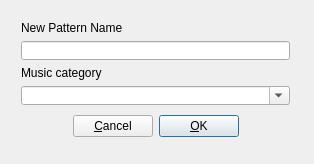
The window that gui/src/UI/PatternPropertiesDialog_UI.ui (hydrogen-music/hydrogen) describes before a commit, drawn with Qt 5.
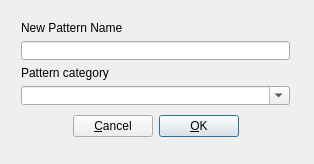
The same window after the commit.

Commit message: change music-category to pattern category

Diff of the .ui file:
```diff
--- a/gui/src/UI/PatternPropertiesDialog_UI.ui
+++ b/gui/src/UI/PatternPropertiesDialog_UI.ui
@@ -37,7 +37,7 @@
       <item>
        <widget class="QLabel" name="label" >
         <property name="text" >
-         <string>Music category</string>
+         <string>Pattern category</string>
         </property>
        </widget>
       </item>
```
The commit also changes 3 other files.
